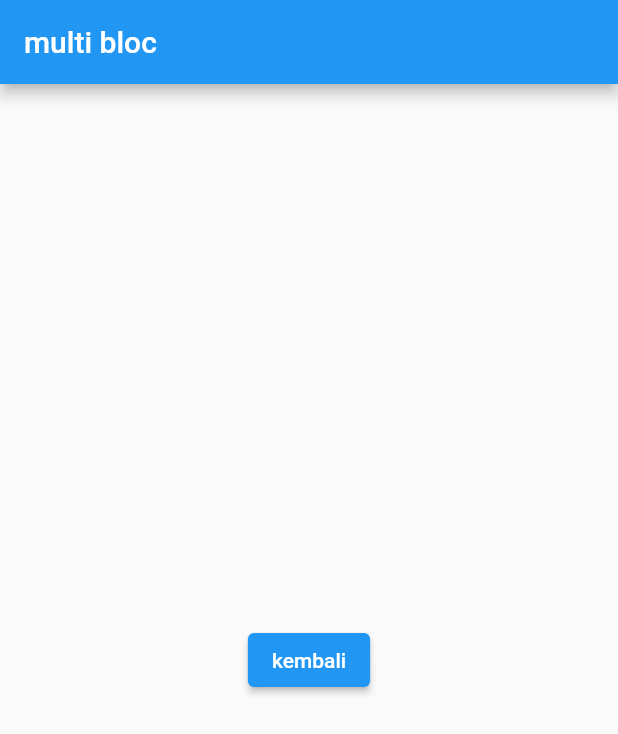
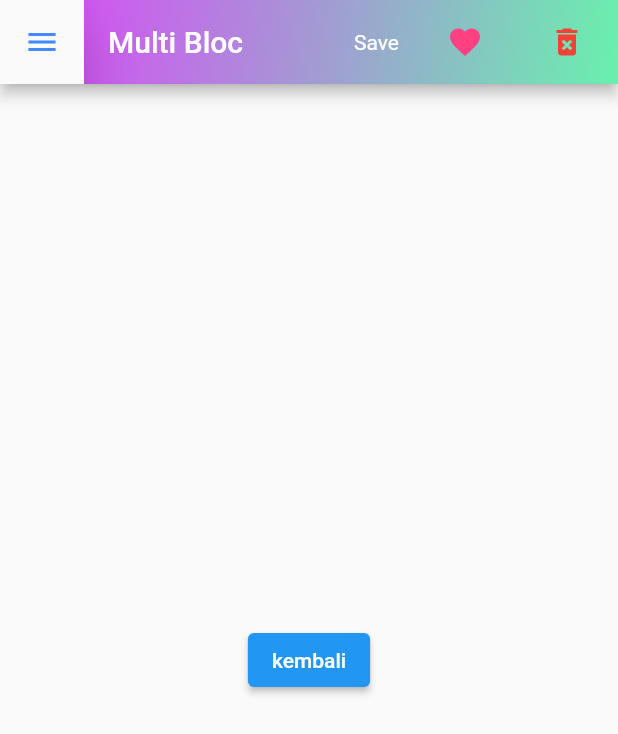
Before and after one commit to cybaric/tes_bloc, a Flutter app: the screen it shows after launch, after a tap on "halaman 2", on a phone screen of 412 x 824 dp. Shown: the top 734 px of the screen. Run offline on Flutter 3.47's test engine with Material 2 defaults, Android fonts, the phone set to English and light mode, and no system bars; our stand-ins replace bloc, flutter_bloc.

Commit message:
update appbar halaman 2

```diff
--- a/lib/main.dart
+++ b/lib/main.dart
@@ -44,10 +44,10 @@ class MainPage extends StatelessWidget {
             mainAxisAlignment: MainAxisAlignment.center,
             children: <Widget>[
               BlocBuilder<ColorBloc, Color>(
-                builder: (context, currentColor) => AnimatedContainer(
+                builder: (context, color) => AnimatedContainer(
                   width: 250,
                   height: 320,
-                  color: currentColor,
+                  color: color,
                   duration: Duration(seconds: 3),
                 ),
               ),
--- a/lib/page2.dart
+++ b/lib/page2.dart
@@ -5,15 +5,57 @@ class Page2 extends StatelessWidget {
   @override
   Widget build(BuildContext context) {
     return MaterialApp(
+      debugShowCheckedModeBanner: false,
       home: Scaffold(
-        appBar: AppBar(title: Text('multi bloc')),
+        appBar: AppBar(
+          leading: Drawer(
+              child: Container(
+            child: GestureDetector(onTap: (){Navigator.pop(context);},
+              child: Icon(
+                Icons.menu,
+                color: Colors.blueAccent,
+              ),
+            ),
+          )),
+          title: Text('Multi Bloc'),
+          actions: [
+            Center(child: Text('Save')),
+            Container(
+              width: 20,
+            ),
+            IconButton(
+              onPressed: () {},
+              icon: Icon(Icons.favorite),
+              color: Colors.pinkAccent,
+            ),
+            Container(
+              width: 20,
+            ),
+            IconButton(
+                onPressed: () {},
+                icon: Icon(Icons.delete_forever),
+                color: Colors.red),
+            Container(
+              width: 10,
+            )
+          ],
+          flexibleSpace: Container(
+            decoration: BoxDecoration(
+                gradient: LinearGradient(
+                    colors: [Colors.purpleAccent, Colors.greenAccent],
+                    begin: FractionalOffset.topLeft,
+                    end: FractionalOffset.bottomRight)),
+          ),
+        ),
         body: Center(
           child: Column(
             mainAxisAlignment: MainAxisAlignment.center,
             children: <Widget>[
-              ElevatedButton(onPressed: () {
-                Navigator.pop(context);
-              }, child: Text('kembali'))
+              ElevatedButton(
+                  onPressed: () {
+                    Navigator.pop(context);
+                  },
+                  child: Text('kembali'))
             ],
           ),
         ),
```
